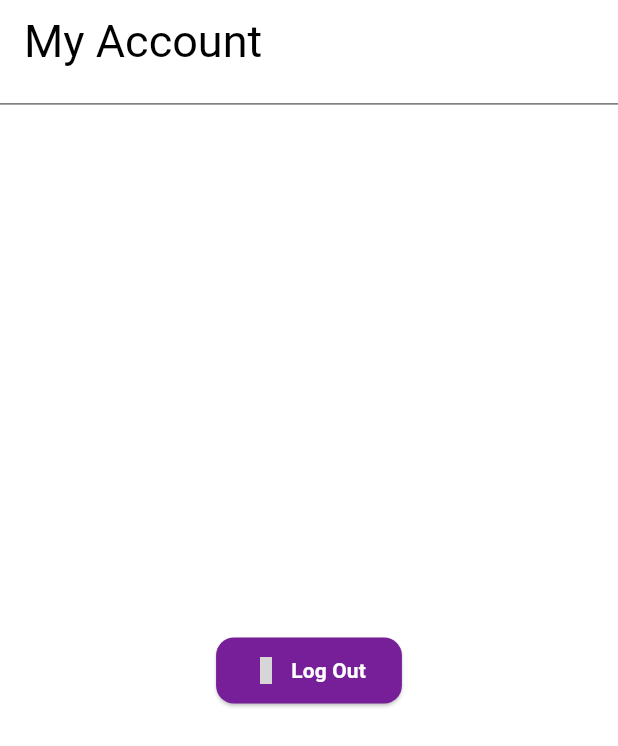
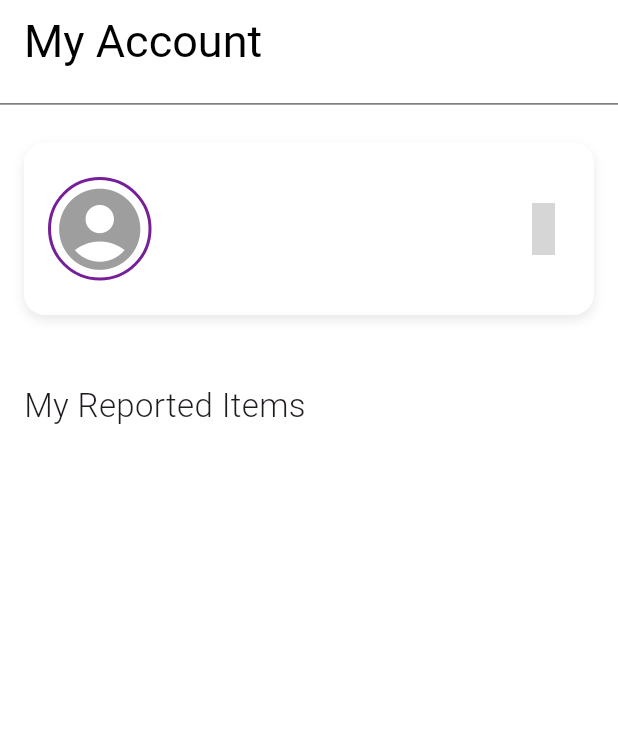
Before and after one commit to ZainabJameel300/UniFind, a Flutter app: the AccountPage screen opened directly, on a phone screen of 412 x 824 dp. Shown: the top 746 px of the screen. Run offline on Flutter 3.47's test engine with Material 3 defaults, Android fonts, the phone set to English and light mode, and no system bars; our stand-ins replace cloud_firestore, dotted_border, firebase_auth, firebase_core, firebase_storage, image_picker and 2 more; accounts and stored records are empty; project files that could hold a hidden picture were left out; grey boxes are pictures that could not be loaded.

Commit message:
Added user info in My Account page + user can edit profile image

```diff
--- a/lib/Components/report_item_textfield.dart
+++ b/lib/Components/report_item_textfield.dart
@@ -22,7 +22,7 @@ class ReportItemTextfield extends StatelessWidget {
       padding: const EdgeInsets.symmetric(horizontal: 25.0),
       child: Container(
         decoration: BoxDecoration(
-          color: Colors.white,
+          color: Color.fromARGB(255, 241, 241, 241),
           border: Border.all(color: const Color(0xFF771F98), width: 2.5),
           borderRadius: BorderRadius.circular(25),
         ),
@@ -42,7 +42,7 @@ class ReportItemTextfield extends StatelessWidget {
               border: InputBorder.none,
               hintText: hintText,
               hintStyle: TextStyle(
-                color: const Color.fromARGB(255, 198, 196, 196),
+                color: const Color.fromARGB(255, 158, 157, 157),
               ),
             ),
             validator: validator,
--- a/lib/Pages/Account_page.dart
+++ b/lib/Pages/Account_page.dart
@@ -1,48 +1,179 @@
+import 'package:cloud_firestore/cloud_firestore.dart';
 import 'package:firebase_auth/firebase_auth.dart';
 import 'package:flutter/material.dart';
 import 'package:material_symbols_icons/symbols.dart';
 import 'package:unifind/Components/my_AppBar.dart';
-import 'package:unifind/Pages/login.dart';
+import 'package:unifind/Pages/profile_page.dart';
 
-class AccountPage extends StatelessWidget {
+class AccountPage extends StatefulWidget {
   const AccountPage({super.key});
 
   @override
+  State<AccountPage> createState() => _AccountPageState();
+}
+
+class _AccountPageState extends State<AccountPage> {
+  User? currentUser;
+  Map<String, dynamic>? userData;
+
+  @override
+  void initState() {
+    super.initState();
+    _loadUserData();
+  }
+
+  Future<void> _loadUserData() async {
+    currentUser = FirebaseAuth.instance.currentUser;
+
+    if (currentUser != null) {
+      final snapshot = await FirebaseFirestore.instance
+          .collection("users")
+          .doc(currentUser!.uid)
+          .get();
+
+      if (snapshot.exists) {
+        setState(() {
+          userData = snapshot.data() as Map<String, dynamic>;
+        });
+      }
+    }
+  }
+
+  @override
   Widget build(BuildContext context) {
+    final avatar = userData?["avatar"] ?? "";
+    final username = userData?["username"] ?? "";
+    final email = userData?["email"] ?? "";
+
     return Scaffold(
       appBar: MyAppbar(title: "My Account", showBack: false),
       backgroundColor: Colors.white,
-      body: Center(
-        child: ElevatedButton.icon(
-          onPressed: () async {
-            // Sign out the user
-            await FirebaseAuth.instance.signOut();
 
-            // Navigate to Splash with fade transition
-            Navigator.pushReplacement(
-              context,
-              PageRouteBuilder(
-                pageBuilder: (context, animation, secondaryAnimation) =>
-                    const Login(),
-                transitionsBuilder:
-                    (context, animation, secondaryAnimation, child) {
-                      return FadeTransition(opacity: animation, child: child);
-                    },
-                transitionDuration: const Duration(milliseconds: 400),
+      body: SafeArea(
+        child: Padding(
+          padding: const EdgeInsets.symmetric(horizontal: 16, vertical: 15),
+          child: ListView(
+            children: [
+              SizedBox(height: 10),
+              GestureDetector(
+                onTap: () {
+                  Navigator.push(
+                    context,
+                    MaterialPageRoute(
+                      builder: (context) => ProfilePage(
+                        avatar: avatar,
+                        username: username,
+                        email: email,
+                      ),
+                    ),
+                  );
+                },
+                // User Detail Card
+                child: Container(
+                  padding: const EdgeInsets.symmetric(
+                    horizontal: 16,
+                    vertical: 12,
+                  ),
+                  decoration: BoxDecoration(
+                    color: Colors.white,
+                    borderRadius: BorderRadius.circular(14),
+                    boxShadow: [
+                      BoxShadow(
+                        color: Colors.black.withValues(alpha: 0.09),
+                        blurRadius: 6,
+                        offset: const Offset(0, 3),
+                      ),
+                    ],
+                  ),
+                  constraints: const BoxConstraints(
+                    minHeight: 115,
+                    maxWidth: 650,
+                  ),
+                  child: Row(
+                    crossAxisAlignment: CrossAxisAlignment.center,
+                    children: [
+                      // Avatar
+                      Container(
+                        decoration: BoxDecoration(
+                          shape: BoxShape.circle,
+                          border: Border.all(
+                            color: const Color(0xFF771F98),
+                            width: 2,
+                          ),
+                        ),
+                        child: ClipOval(
+                          child: SizedBox(
+                            width: 65,
+                            height: 65,
+                            child: avatar.isNotEmpty
+                                ? Image.network(avatar, fit: BoxFit.cover)
+                                : const Icon(
+                                    Icons.account_circle,
+                                    size: 65,
+                                    color: Colors.grey,
+                                  ),
+                          ),
+                        ),
+                      ),
+
+                      const SizedBox(width: 20),
+
+                      // Username and email
+                      Expanded(
+                        child: Column(
+                          crossAxisAlignment: CrossAxisAlignment.start,
+                          mainAxisSize: MainAxisSize.min,
+                          children: [
+                            Text(
+                              username,
+                              style: const TextStyle(
+                                fontSize: 18,
+                                fontWeight: FontWeight.bold,
+                                color: Color(0xFF771F98),
+                              ),
+                            ),
+                            const SizedBox(height: 8),
+                            Text(
+                              email,
+                              style: const TextStyle(
+                                fontSize: 16,
+                                color: Colors.black87,
+                                fontWeight: FontWeight.w500,
+                              ),
+                            ),
+                          ],
+                        ),
+                      ),
+
+                      // Purple Arrow
+                      const Icon(
+                        Symbols.chevron_right_rounded,
+                        color: Color(0xFF771F98),
+                        size: 35,
+                        weight: 400,
+                      ),
+                    ],
+                  ),
+                ),
               ),
-            );
-          },
-          icon: const Icon(Symbols.logout, color: Colors.white),
-          label: const Text(
-            "Log Out",
-            style: TextStyle(color: Colors.white, fontWeight: FontWeight.bold),
-          ),
-          style: ElevatedButton.styleFrom(
-            backgroundColor: const Color.fromARGB(255, 119, 31, 153),
-            padding: const EdgeInsets.symmetric(horizontal: 24, vertical: 12),
-            shape: RoundedRectangleBorder(
-              borderRadius: BorderRadius.circular(12),
-            ),
+
+              // const SizedBox(height: 45),
+              // //Dvider line
+              // Padding(
+              //   padding: const EdgeInsets.symmetric(horizontal: 60),
+              //   child: Divider(
+              //     color: Color.fromARGB(255, 215, 214, 214),
+              //     height: 1,
+              //   ),
+              // ),
+
+              //My Reported Item Text
+              SizedBox(height: 45),
+              Text(
+                "My Reported Items",
+                style: TextStyle(fontSize: 22, fontWeight: FontWeight.w300),
+              ),
+            ],
           ),
         ),
       ),
--- a/lib/main.dart
+++ b/lib/main.dart
@@ -1,6 +1,7 @@
 import 'package:flutter/material.dart';
 import 'package:firebase_core/firebase_core.dart';
 import 'package:provider/provider.dart';
+import 'package:unifind/Pages/Account_page.dart';
 import 'package:unifind/Pages/forgotpassword.dart';
 import 'package:unifind/Pages/login.dart';
 import 'package:unifind/Pages/potenialmatch.dart';
@@ -42,6 +43,7 @@ class MyApp extends StatelessWidget {
         'bottomnavBar': (context) => BottomNavBar(),
         'reportitempage': (context) => ReportItemPage(),
         'potenialmatchpage': (context) => Potenialmatch(matchItems: []),
+        'AccountPage': (context) => AccountPage(),
       },
     );
   }
--- a/lib/pages/bottom_navbar.dart
+++ b/lib/pages/bottom_navbar.dart
@@ -1,9 +1,9 @@
 import 'package:flutter/material.dart';
 import 'package:material_symbols_icons/symbols.dart';
+import 'package:unifind/Pages/Account_page.dart';
 import 'package:unifind/pages/home_page.dart';
 import 'package:unifind/pages/keepers_page.dart';
 import 'package:unifind/pages/chatrooms_page.dart';
-import 'package:unifind/pages/profile_page.dart';
 import 'package:unifind/pages/report_item_page.dart';
 
 import '../Components/filters_drawer.dart';
@@ -24,7 +24,7 @@ class _BottomNavBarState extends State<BottomNavBar> {
     const KeepersPage(),
     const ReportItemPage(),
     const ChatroomsPage(),
-    const ProfilePage(),
+    const AccountPage(),
   ];
 
   void onTabTapped(int index) {
```
Also changed, not shown: lib/Pages/profile_page.dart (added, +133 -0 lines), lib/pages/report_item_page.dart (+9 -6 lines).
